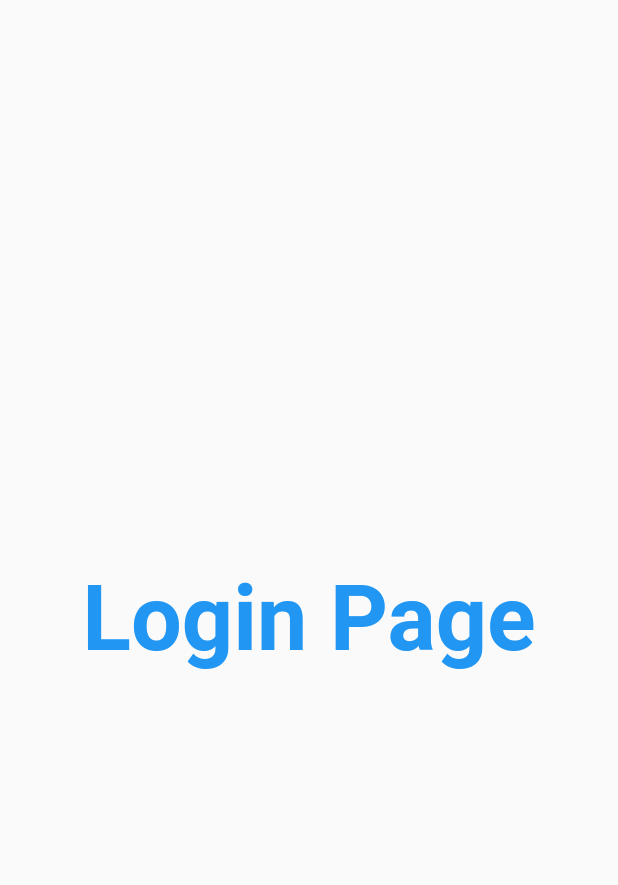
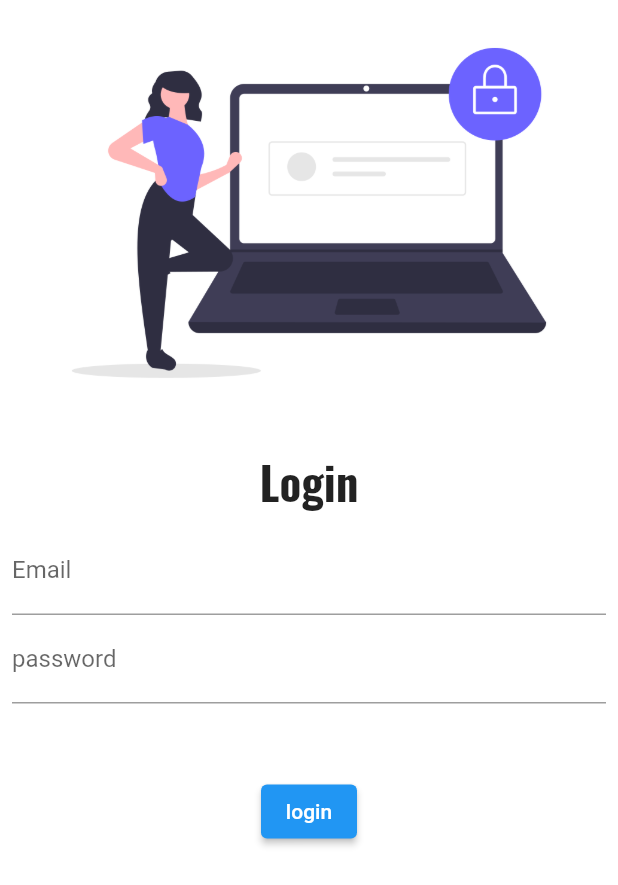
Before and after one commit to hritik7818/First-Flutter-App, a Flutter app: the screen it shows after launch, on a phone screen of 412 x 824 dp. Shown: the top 885 px of the screen. Run offline on Flutter 3.47's test engine with Material 2 defaults, Android fonts, the phone set to English and light mode, and no system bars; our stand-ins replace google_fonts.

Commit message:
adding image, google font and elevated button

```diff
--- a/lib/main.dart
+++ b/lib/main.dart
@@ -1,6 +1,7 @@
 import "package:flutter/material.dart";
 import 'package:flutter_application_2/pages/homePage.dart';
 import 'package:flutter_application_2/pages/loginPage.dart';
+import 'package:google_fonts/google_fonts.dart';
 
 void main() {
   runApp(MyApp());
--- a/lib/pages/loginPage.dart
+++ b/lib/pages/loginPage.dart
@@ -1,4 +1,5 @@
 import 'package:flutter/material.dart';
+import "package:google_fonts/google_fonts.dart";
 
 class LoginPage extends StatelessWidget {
   const LoginPage({Key? key}) : super(key: key);
@@ -6,15 +7,50 @@ class LoginPage extends StatelessWidget {
   @override
   Widget build(BuildContext context) {
     return Material(
-      child: Center(
-        child: Text(
-          "Login Page",
-          style: TextStyle(
-            fontSize: 60,
-            color: Colors.blue,
-            fontWeight: FontWeight.bold,
+      color: Colors.white,
+      child: Column(
+        children: [
+          Image.asset(
+            "assets/images/loginImage.png",
           ),
-        ),
+          SizedBox(
+            height: 15,
+          ),
+          Text(
+            "Login",
+            style: GoogleFonts.oswald(
+              fontSize: 30,
+              fontWeight: FontWeight.bold,
+            ),
+          ),
+          Padding(
+            padding: const EdgeInsets.all(8.0),
+            child: Column(
+              children: [
+                TextFormField(
+                  decoration: InputDecoration(
+                    hintText: "Enter email",
+                    labelText: "Email",
+                  ),
+                ),
+                TextFormField(
+                  decoration: InputDecoration(
+                    hintText: "Enter password",
+                    labelText: "password",
+                  ),
+                )
+              ],
+            ),
+          ),
+          SizedBox(
+            height: 40,
+          ),
+          ElevatedButton(
+              onPressed: () {
+                print("button pressed");
+              },
+              child: Text("login"))
+        ],
       ),
     );
   }
```
Also changed, not shown: pubspec.yaml (+4 -5 lines), assets/images/loginImage.png (added), pubspec.lock.
